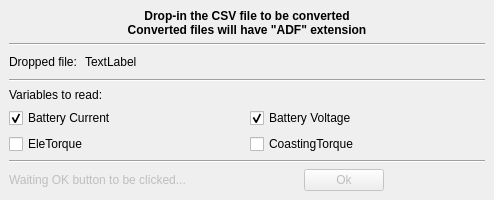
Old version of the form mainwindow.ui in the repository max-privato/CanzeLogRead.
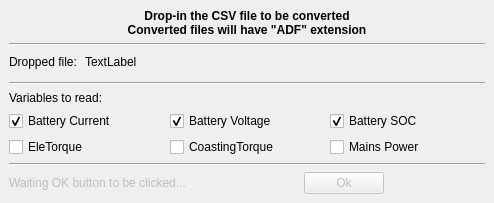
New version of the form.

Commit message: Added Battery SOC and Mains Power

Patch:
```diff
--- a/mainwindow.ui
+++ b/mainwindow.ui
@@ -7,7 +7,7 @@
     <x>0</x>
     <y>0</y>
     <width>494</width>
-    <height>200</height>
+    <height>203</height>
    </rect>
   </property>
   <property name="windowTitle">
@@ -134,6 +134,16 @@
         </property>
        </widget>
       </item>
+      <item row="0" column="2">
+       <widget class="QCheckBox" name="batSocCB">
+        <property name="text">
+         <string>Battery SOC</string>
+        </property>
+        <property name="checked">
+         <bool>true</bool>
+        </property>
+       </widget>
+      </item>
       <item row="1" column="0">
        <widget class="QCheckBox" name="eleTorqueCB">
         <property name="toolTip">
@@ -154,6 +164,13 @@
         </property>
        </widget>
       </item>
+      <item row="1" column="2">
+       <widget class="QCheckBox" name="mainsPowCB">
+        <property name="text">
+         <string>Mains Power</string>
+        </property>
+       </widget>
+      </item>
      </layout>
     </item>
     <item>
```
The commit also changes 1 other file.
